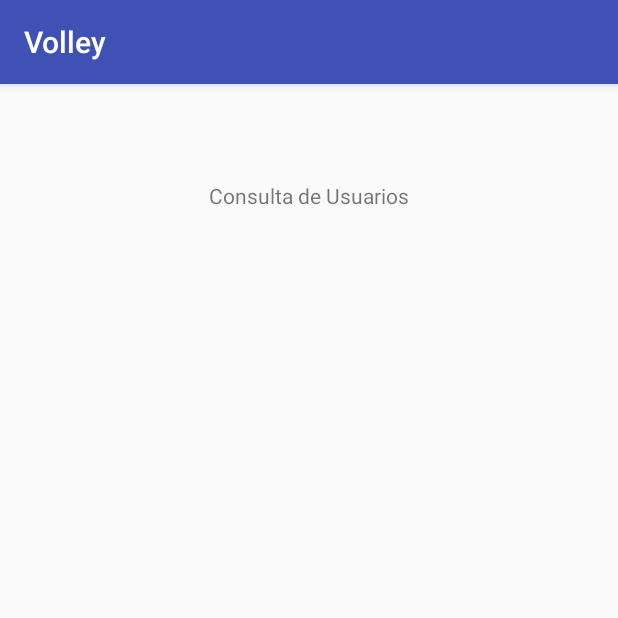
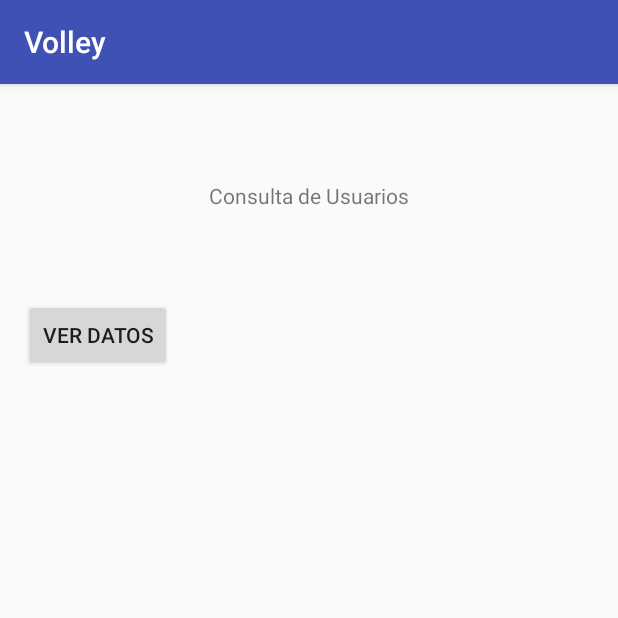
Before and after one commit to alfredo95/Volley, an Android app: the screen it shows after launch (consultaUsuariosActivity), after a tap on "CONSULTAR", on a phone screen of 412 x 824 dp, the top half of it. Run offline under Robolectric (Android 15) with nearby library versions, the phone set to English and light mode, and no system bars; our stand-ins replace Volley; network calls fail.

Commit message:
GET listo

```diff
--- a/app/src/main/java/mx/ipn/escom/volley/MainActivity.java
+++ b/app/src/main/java/mx/ipn/escom/volley/MainActivity.java
@@ -4,21 +4,15 @@ import android.content.Intent;
 import android.support.v7.app.AppCompatActivity;
 import android.os.Bundle;
 import android.app.ProgressDialog;
-import android.util.Log;
 import android.view.View;
 import android.view.View.OnClickListener;
 import android.widget.Button;
 import android.widget.EditText;
 import android.widget.Toast;
-
-import com.android.volley.AuthFailureError;
-import com.android.volley.NetworkResponse;
 import com.android.volley.Request;
-import com.android.volley.Request.Method;
 import com.android.volley.RequestQueue;
 import com.android.volley.Response;
 import com.android.volley.VolleyError;
-import com.android.volley.toolbox.HttpHeaderParser;
 import com.android.volley.toolbox.JsonObjectRequest;
 import com.android.volley.toolbox.StringRequest;
 import com.android.volley.toolbox.Volley;
@@ -127,23 +121,7 @@ public class MainActivity extends AppCompatActivity implements OnClickListener {
 
                         Toast.makeText(getApplicationContext(), "onErrorResponse:  " + error.toString(), Toast.LENGTH_SHORT).show();
                     }
-                })
-
-
-        {
-/*
-            @Override
-            protected Map<String, String> getParams()
-            {
-                Map<String, String> params = new HashMap<String, String>();
-                params.put("idUsuario", "1");
-                params.put("nombre", "Hola");
-                params.put("profesion", "adios");
-                return params;
-            }
-        */
-        };
-
+                });
         queue.add(strRequest);
         Toast.makeText(getApplicationContext(), "Response queue:  " + strRequest.toString(), Toast.LENGTH_SHORT).show();
     }
--- a/app/src/main/java/mx/ipn/escom/volley/consultaUsuariosActivity.java
+++ b/app/src/main/java/mx/ipn/escom/volley/consultaUsuariosActivity.java
@@ -1,13 +1,70 @@
 package mx.ipn.escom.volley;
 
+import android.app.ProgressDialog;
 import android.support.v7.app.AppCompatActivity;
 import android.os.Bundle;
+import android.util.Log;
+import android.view.View;
+import android.widget.Button;
+import android.widget.Toast;
 
-public class consultaUsuariosActivity extends AppCompatActivity {
+import com.android.volley.Request;
+import com.android.volley.RequestQueue;
+import com.android.volley.Response;
+import com.android.volley.VolleyError;
+import com.android.volley.toolbox.JsonObjectRequest;
+import com.android.volley.toolbox.Volley;
+
+import org.json.JSONException;
+import org.json.JSONObject;
+
+
+
+public class consultaUsuariosActivity extends AppCompatActivity implements View.OnClickListener {
+
+
+    private Button buttonVerDatos;
+
 
     @Override
     protected void onCreate(Bundle savedInstanceState) {
         super.onCreate(savedInstanceState);
         setContentView(R.layout.activity_consulta_usuarios);
+
+        buttonVerDatos = findViewById(R.id.buttonVer);
+        buttonVerDatos.setOnClickListener(this);
+
+    }
+
+    private void getDatos() {
+        //String url = "http://10.0.0.3:3000/administrador/consulta";
+        String url = "http://10.0.0.3:3000/ciclo/tipoeducacionciclo";
+        RequestQueue requestQueue = Volley.newRequestQueue(this);
+
+
+        //String url = getResources().getString(R.string.json_get_url);
+        JsonObjectRequest jsonObjectRequest = new JsonObjectRequest(Request.Method.GET, url, null,
+                new Response.Listener<JSONObject>() {
+                    @Override
+                    public void onResponse(JSONObject response) {
+                        Toast.makeText(getApplicationContext(), "onResponse:  " + response.toString(), Toast.LENGTH_SHORT).show();
+                        Log.d("JSON: ",response.toString());
+                    }
+                }, new Response.ErrorListener() {
+            @Override
+            public void onErrorResponse(VolleyError error) {
+                Toast.makeText(getApplicationContext(), "onEError:  " + error.toString(), Toast.LENGTH_SHORT).show();
+            }
+        });
+//        jsonObjectRequest.setTag(REQ_TAG);
+        requestQueue.add(jsonObjectRequest);
+    }
+
+    @Override
+    public void onClick(View view) {
+        if (view == buttonVerDatos) {
+            // cargarDatos();
+            getDatos();
+        }
     }
 }
--- a/app/src/main/res/layout/activity_consulta_usuarios.xml
+++ b/app/src/main/res/layout/activity_consulta_usuarios.xml
@@ -20,4 +20,20 @@
         app:layout_constraintStart_toStartOf="parent"
         app:layout_constraintTop_toTopOf="parent"
         app:layout_constraintVertical_bias="0.077" />
+
+    <Button
+        android:id="@+id/buttonVer"
+        android:layout_width="wrap_content"
+        android:layout_height="wrap_content"
+        android:layout_marginBottom="8dp"
+        android:layout_marginEnd="8dp"
+        android:layout_marginStart="8dp"
+        android:layout_marginTop="8dp"
+        android:text="Ver datos"
+        app:layout_constraintBottom_toBottomOf="parent"
+        app:layout_constraintEnd_toEndOf="parent"
+        app:layout_constraintHorizontal_bias="0.028"
+        app:layout_constraintStart_toStartOf="parent"
+        app:layout_constraintTop_toTopOf="parent"
+        app:layout_constraintVertical_bias="0.192" />
 </android.support.constraint.ConstraintLayout>
```
